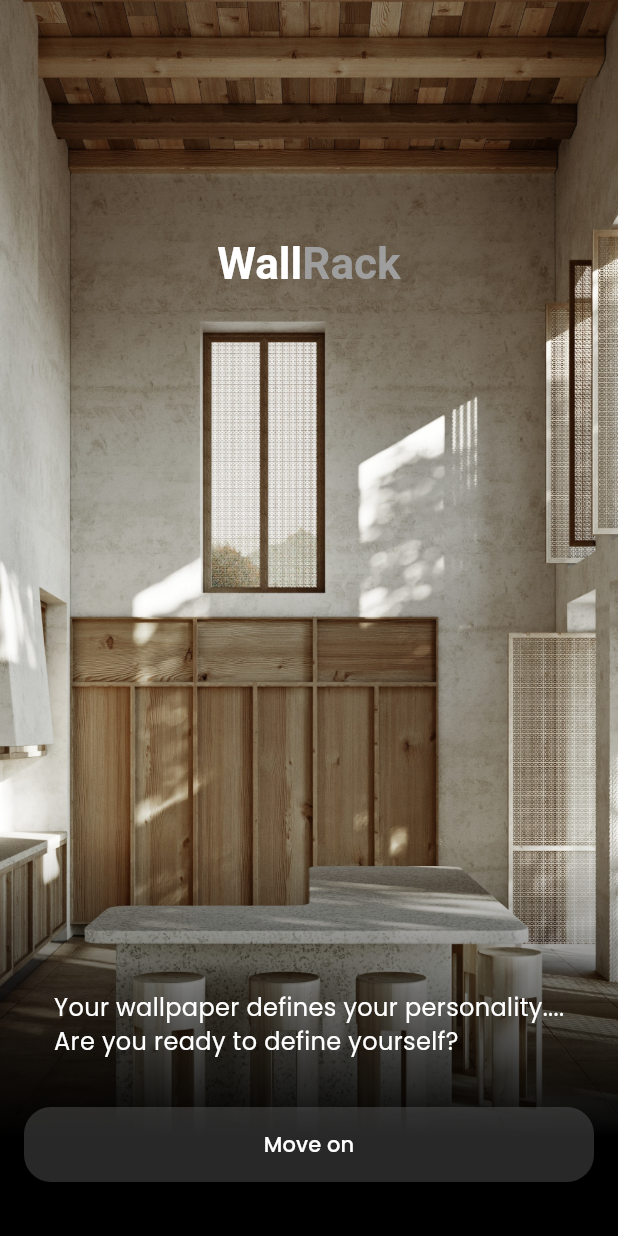
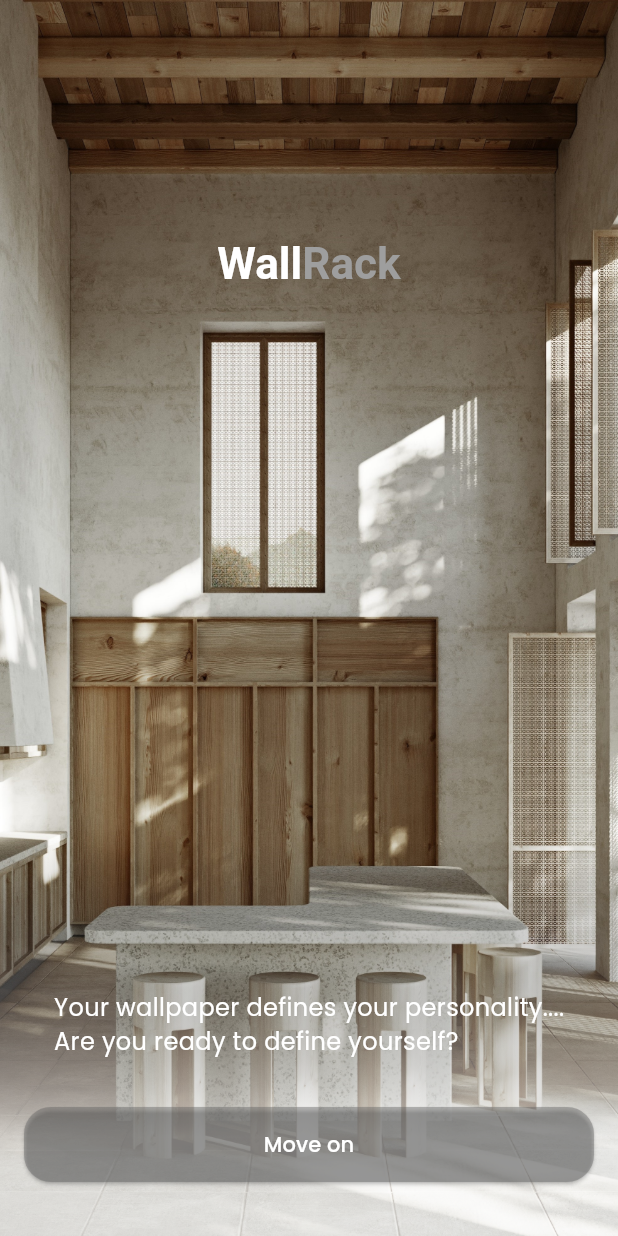
Before and after one commit to chethazz/WallRack, a Flutter app: the screen it shows after launch, on a phone screen of 412 x 824 dp. Run offline on Flutter 3.47's test engine with Material 2 defaults, Android fonts, the phone set to English and light mode, and no system bars; our stand-ins replace cached_network_image, dio, flutter_cache_manager, google_fonts, image_gallery_saver, permission_handler and 1 more; missing offline and left inert: flutter_wallpaper_manager, swipeable_page_route.

Commit message:
Dark and light theme for OnBoard

```diff
--- a/lib/widget/onboard.dart
+++ b/lib/widget/onboard.dart
@@ -9,7 +9,9 @@ class OnBoard extends StatefulWidget {
   State<OnBoard> createState() => _OnBoardState();
 }
 
+
 class _OnBoardState extends State<OnBoard> {
+
   @override
   Widget build(BuildContext context) {
     return Scaffold(
@@ -66,9 +68,15 @@ class _OnBoardState extends State<OnBoard> {
                     alignment: Alignment.bottomCenter,
                     child: Container(
                       height: MediaQuery.of(context).size.height / 2.5,
-                      decoration: const BoxDecoration(
-                        gradient: LinearGradient(
+                      decoration: BoxDecoration(
+                        gradient: Theme.of(context).brightness ==
+                            Brightness.dark ? const LinearGradient(
                           colors: [Colors.black, Colors.transparent],
+                          stops: [0.2, 0.8],
+                          begin: Alignment.bottomCenter,
+                          end: Alignment.topCenter,
+                        ) : const LinearGradient(
+                          colors: [Colors.white70, Colors.transparent],
                           stops: [0.2, 0.8],
                           begin: Alignment.bottomCenter,
                           end: Alignment.topCenter,
```
